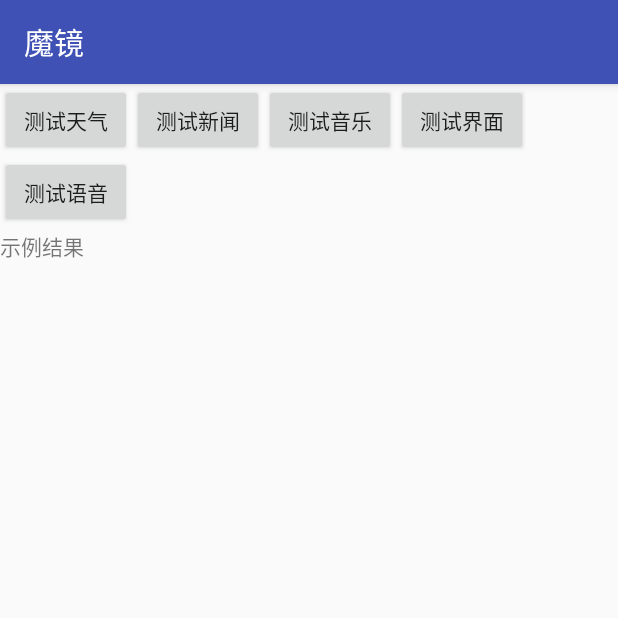
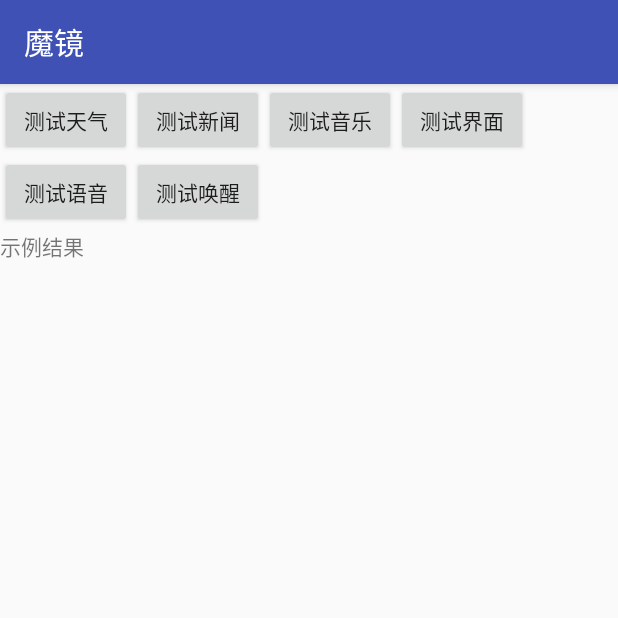
Before and after one commit to libi1206/magic_mirror, an Android app: the screen it shows after launch (MainActivity), on a phone screen of 412 x 824 dp, the top half of it. Run offline under Robolectric (Android 15) with nearby library versions, the phone set to English and light mode, and no system bars.

Commit message:
尝试接入百度语音唤醒

```diff
--- a/app/src/main/res/layout/activity_main.xml
+++ b/app/src/main/res/layout/activity_main.xml
@@ -46,6 +46,12 @@
             android:layout_height="wrap_content"
             android:id="@+id/asr"
             android:text="测试语音" />
+
+        <Button
+            android:layout_width="wrap_content"
+            android:layout_height="wrap_content"
+            android:id="@+id/weak_up"
+            android:text="测试唤醒" />
     </LinearLayout>
 
     <View
```
Also changed, not shown: app/src/main/java/com/libi/ui/MainActivity.java (+47 -2 lines), app/src/main/assets/README.txt (added), 2 other files.
